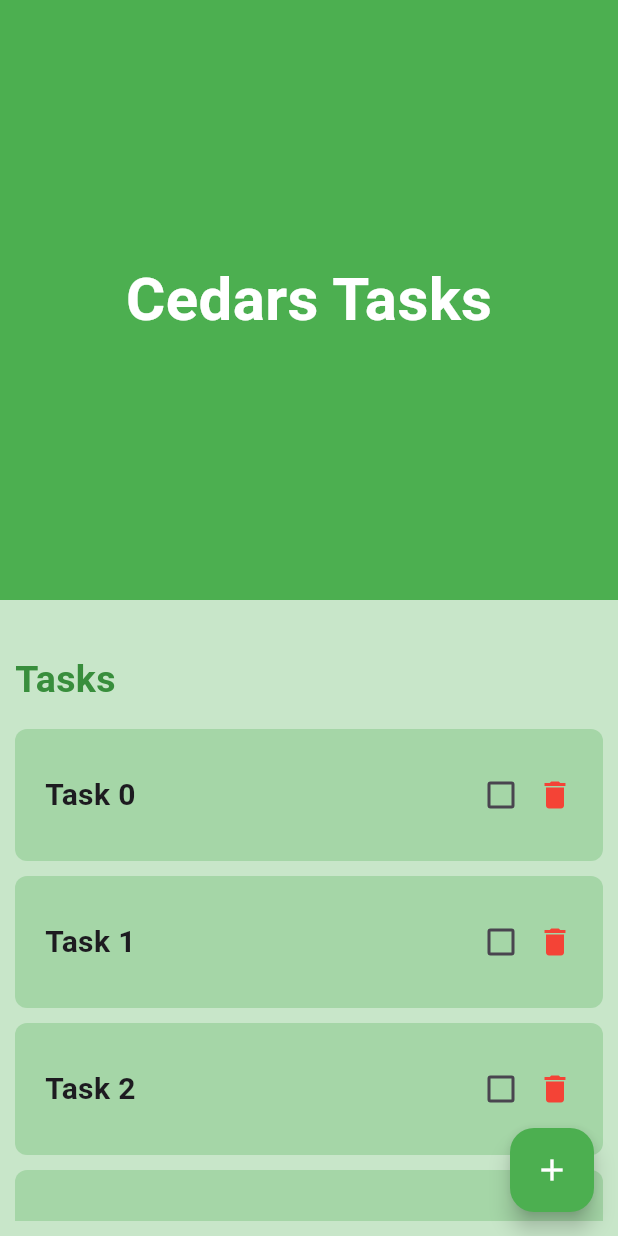
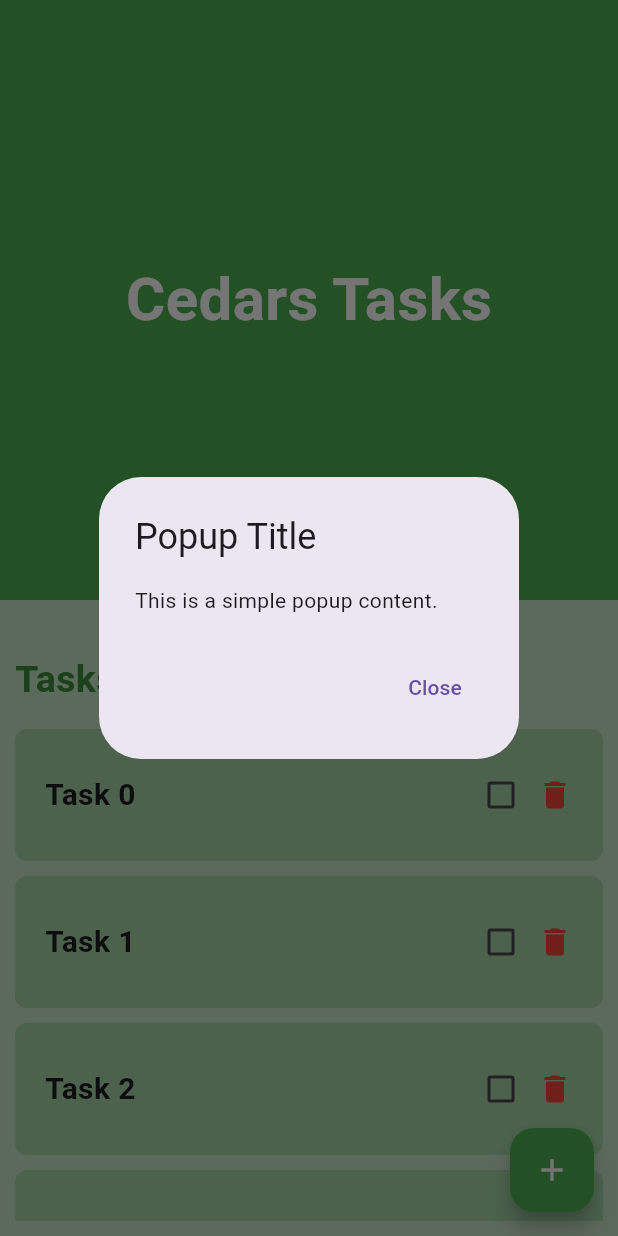
Before and after one commit to Cedar-81/flutter_todo, a Flutter app: the screen it shows after launch, after a tap on the "add" icon, on a phone screen of 412 x 824 dp. Run offline on Flutter 3.47's test engine with Material 3 defaults, Android fonts, the phone set to English and light mode, and no system bars.

Commit message:
fix issue

```diff
--- a/lib/main.dart
+++ b/lib/main.dart
@@ -11,9 +11,17 @@ class MyApp extends StatelessWidget {
 
   @override
   Widget build(BuildContext context) {
-    return MaterialApp(
-      debugShowCheckedModeBanner: false,
-      home: Scaffold(
+    return const MaterialApp(
+        debugShowCheckedModeBanner: false, home: HomePage());
+  }
+}
+
+class HomePage extends StatelessWidget {
+  const HomePage({super.key});
+
+  @override
+  Widget build(BuildContext context) {
+    return Scaffold(
       backgroundColor: Colors.green[100],
       body: const TodoList(),
       floatingActionButton: FloatingActionButton(
@@ -28,7 +36,6 @@ class MyApp extends StatelessWidget {
         ),
       ),
       // floatingActionButtonLocation: FloatingActionButtonLocation.endFloat,
-      ),
     );
   }
 }
--- a/lib/popup.dart
+++ b/lib/popup.dart
@@ -1,7 +1,7 @@
 import 'package:flutter/material.dart';
 
-void showPopup(BuildContext context) {
-  () => showDialog(
+Future<void> showPopup(BuildContext context) {
+  return showDialog(
     context: context,
     builder: (BuildContext context) {
       return AlertDialog(
--- a/lib/todo_list.dart
+++ b/lib/todo_list.dart
@@ -1,6 +1,4 @@
-import 'package:flutter/cupertino.dart';
 import 'package:flutter/material.dart';
-import 'package:flutter/widgets.dart';
 
 class TodoList extends StatefulWidget {
   const TodoList({super.key});
--- a/pubspec.yaml
+++ b/pubspec.yaml
@@ -19,7 +19,7 @@ publish_to: 'none' # Remove this line if you wish to publish to pub.dev
 version: 1.0.0+1
 
 environment:
-  sdk: '>=3.3.1 <4.0.0'
+  sdk: '>=3.0.0 <3.10.0'
 
 # Dependencies specify other packages that your package needs in order to work.
 # To automatically upgrade your package dependencies to the latest versions
```
Also changed, not shown: pubspec.lock. Lines whose indentation alone changed are shown as unchanged.
